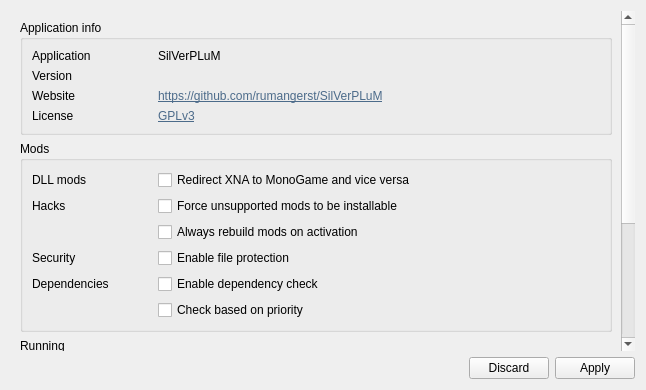
This is src/globalsettingsdialog.ui in kriana/SilVerPLuM as Qt 5 draws it before an edit. The edited form follows.
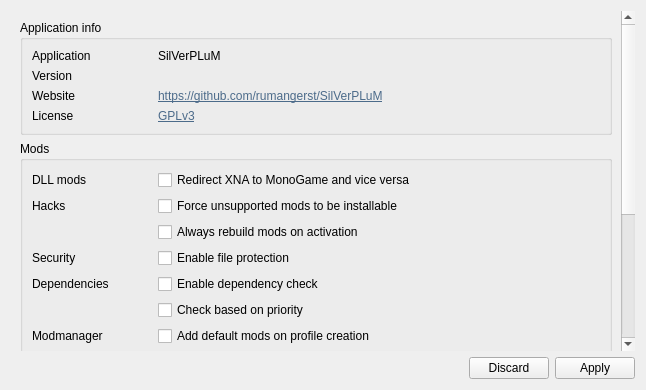
This is the edited form. Icons and pictures are not drawn.

Commit message: + Default mods * New repository format

Patch:
```diff
--- a/src/globalsettingsdialog.ui
+++ b/src/globalsettingsdialog.ui
@@ -36,9 +36,9 @@
       <property name="geometry">
        <rect>
         <x>0</x>
-        <y>-232</y>
+        <y>-65</y>
         <width>614</width>
-        <height>570</height>
+        <height>598</height>
        </rect>
       </property>
       <layout class="QVBoxLayout" name="verticalLayout_2">
@@ -255,6 +255,26 @@
             </property>
            </widget>
           </item>
+          <item row="6" column="0">
+           <widget class="QLabel" name="label">
+            <property name="minimumSize">
+             <size>
+              <width>120</width>
+              <height>0</height>
+             </size>
+            </property>
+            <property name="text">
+             <string>Modmanager</string>
+            </property>
+           </widget>
+          </item>
+          <item row="6" column="1">
+           <widget class="QCheckBox" name="modAutoAddDefaultMods">
+            <property name="text">
+             <string>Add default mods on profile creation</string>
+            </property>
+           </widget>
+          </item>
          </layout>
         </widget>
        </item>
```
The commit also changes 28 other files.
